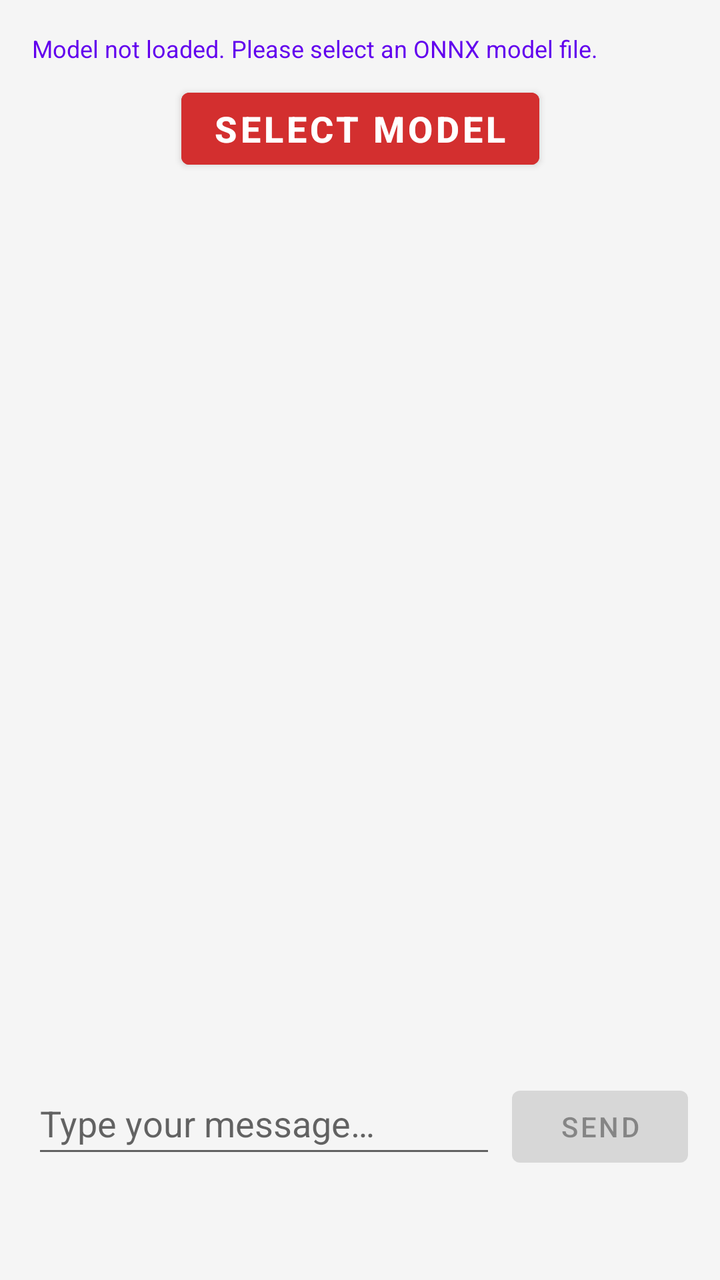
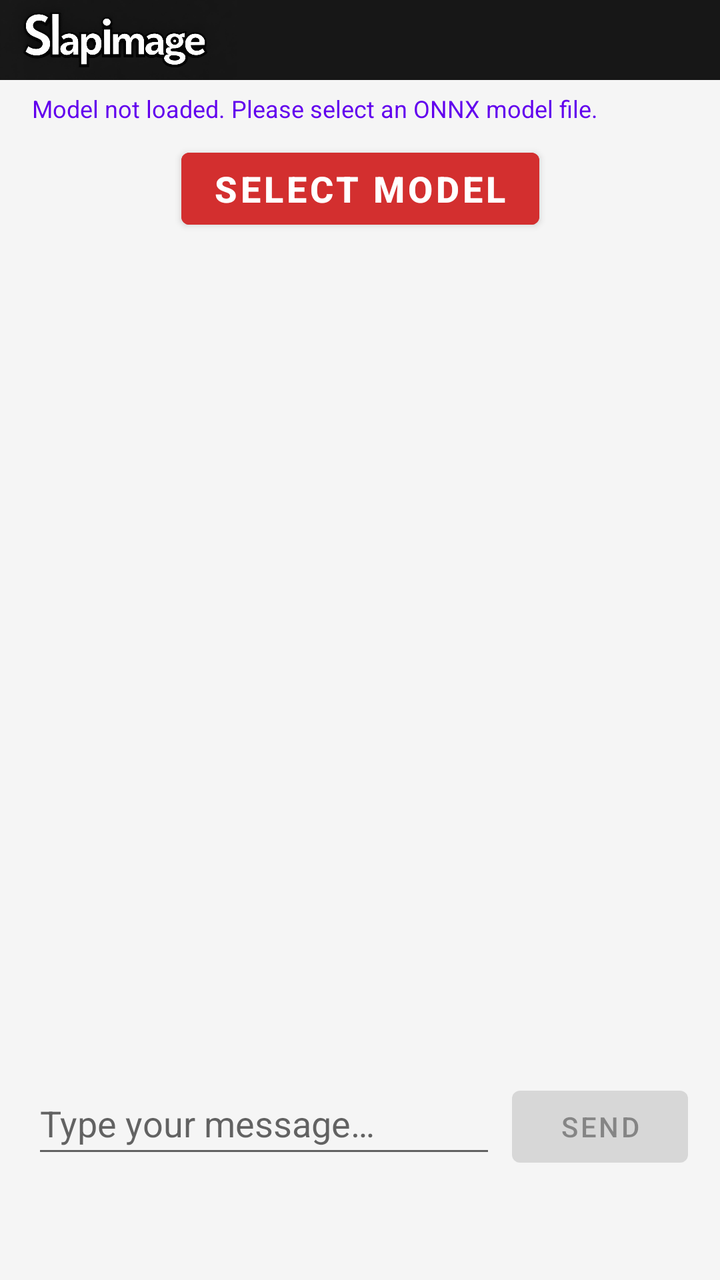

The first picture is an Android layout as it rendered before a commit; the second is the same layout after the commit. The layout source and the unified diff follow.
<!-- AndroidManifest.xml: application theme AppTheme -->
<!-- res/layout/fragment_chatbot.xml -->
<?xml version="1.0" encoding="utf-8"?>
<androidx.constraintlayout.widget.ConstraintLayout
    xmlns:android="http://schemas.android.com/apk/res/android"
    xmlns:app="http://schemas.android.com/apk/res-auto"
    xmlns:tools="http://schemas.android.com/tools"
    android:layout_width="match_parent"
    android:layout_height="match_parent"
    android:background="@color/background_color"
    tools:context=".fragments.ChatBotFragment">

    
    <TextView
        android:id="@+id/tvModelStatus"
        android:layout_width="0dp"
        android:layout_height="wrap_content"
        android:layout_marginStart="16dp"
        android:layout_marginTop="16dp"
        android:layout_marginEnd="16dp"
        android:text="@string/model_not_loaded"
        android:textColor="@color/model_status_text"
        android:textSize="12sp"
        app:layout_constraintEnd_toEndOf="parent"
        app:layout_constraintStart_toStartOf="parent"
        app:layout_constraintTop_toTopOf="parent" />

    
    <Button
        android:id="@+id/btnSelectModel"
        android:layout_width="wrap_content"
        android:layout_height="wrap_content"
        android:layout_marginTop="8dp"
        android:text="@string/select_model"
        android:textColor="@color/white"
        android:textStyle="bold"
        android:textSize="18sp"
        android:backgroundTint="@color/red"
        app:layout_constraintEnd_toEndOf="parent"
        app:layout_constraintStart_toStartOf="parent"
        app:layout_constraintTop_toBottomOf="@id/tvModelStatus" />

    
    <androidx.recyclerview.widget.RecyclerView
        android:id="@+id/rvChatMessages"
        android:layout_width="0dp"
        android:layout_height="0dp"
        android:layout_marginTop="8dp"
        android:layout_marginBottom="8dp"
        android:clipToPadding="false"
        android:paddingBottom="72dp"
        app:layout_constraintBottom_toTopOf="@id/llInputContainer"
        app:layout_constraintEnd_toEndOf="parent"
        app:layout_constraintStart_toStartOf="parent"
        app:layout_constraintTop_toBottomOf="@id/btnSelectModel" />

    
    <LinearLayout
        android:id="@+id/llInputContainer"
        android:layout_width="0dp"
        android:layout_height="wrap_content"
        android:layout_marginStart="16dp"
        android:layout_marginEnd="16dp"
        android:layout_marginBottom="56dp"
        android:orientation="horizontal"
        app:layout_constraintBottom_toBottomOf="parent"
        app:layout_constraintEnd_toEndOf="parent"
        app:layout_constraintStart_toStartOf="parent">

        
        <EditText
            android:id="@+id/etUserInput"
            android:layout_width="0dp"
            android:layout_height="wrap_content"
            android:layout_weight="1"
            android:hint="@string/type_your_message"
            android:inputType="textMultiLine"
            android:maxLines="3"
            android:minHeight="48dp" />

        
        <Button
            android:id="@+id/btnSend"
            android:layout_width="wrap_content"
            android:layout_height="48dp"
            android:layout_marginStart="8dp"
            android:enabled="false"
            android:text="@string/send" />
    </LinearLayout>

    
    <ProgressBar
        android:id="@+id/progressBar"
        android:layout_width="wrap_content"
        android:layout_height="wrap_content"
        android:visibility="gone"
        app:layout_constraintBottom_toBottomOf="parent"
        app:layout_constraintEnd_toEndOf="parent"
        app:layout_constraintStart_toStartOf="parent"
        app:layout_constraintTop_toTopOf="parent" />

</androidx.constraintlayout.widget.ConstraintLayout>
<!-- resources referenced by this layout -->
<resources>
  <color name="background_color">#FFF5F5F5</color>
  <color name="model_status_text">#FF6200EE</color>
  <color name="red">#D32F2F</color>
  <color name="white">#FFFFFFFF</color>
  <string name="model_not_loaded">Model not loaded. Please select an ONNX model file.</string>
  <string name="select_model">Select Model</string>
  <string name="send">Send</string>
  <string name="type_your_message">Type your message…</string>
  <style name="AppTheme" parent="Theme.MaterialComponents.Light.NoActionBar">
          
  
          <item name="colorPrimary">@color/white</item>   
          <item name="colorPrimaryVariant">@color/white</item>
          <item name="colorOnPrimary">@color/white</item>
          <item name="colorSecondary">@color/yellow</item>
          <item name="colorSecondaryVariant">@color/yellow</item>
          <item name="colorOnSecondary">@color/black</item>
          <item name="android:statusBarColor">@color/black</item>
          <item name="android:navigationBarColor">@color/black</item>
          <item name="android:windowActivityTransitions">true</item>
      </style>
  <color name="yellow">#FFFF00</color>
  <color name="black">#FF000000</color>
</resources>

<!-- the commit's change to res/layout/fragment_chatbot.xml (unified diff, before → after) -->
@@ -9,12 +9,34 @@
     tools:context=".fragments.ChatBotFragment">
 
     
+    <RelativeLayout
+        android:id="@+id/photoBarContainer"
+        android:layout_width="match_parent"
+        android:layout_height="40dp"
+        android:background="@color/slapimage_top_bar_black"
+        app:layout_constraintTop_toTopOf="parent"
+        app:layout_constraintStart_toStartOf="parent"
+        app:layout_constraintEnd_toEndOf="parent">
+
+        
+        <ImageView
+            android:id="@+id/photoBar"
+            android:layout_width="wrap_content"
+            android:layout_height="match_parent"
+            android:scaleType="fitStart"
+            android:adjustViewBounds="true"
+            android:layout_alignParentStart="true"
+            android:contentDescription="@string/top_bar"
+            android:src="@drawable/slapimage_bw_logo" />
+    </RelativeLayout>
+
+    
     <TextView
         android:id="@+id/tvModelStatus"
         android:layout_width="0dp"
         android:layout_height="wrap_content"
         android:layout_marginStart="16dp"
-        android:layout_marginTop="16dp"
+        android:layout_marginTop="46dp"
         android:layout_marginEnd="16dp"
         android:text="@string/model_not_loaded"
         android:textColor="@color/model_status_text"
<!-- resource entries referenced after the edit -->
@@ -3,10 +3,13 @@
   <color name="background_color">#FFF5F5F5</color>
   <color name="model_status_text">#FF6200EE</color>
   <color name="red">#D32F2F</color>
+  <color name="slapimage_top_bar_black">#171717</color>
   <color name="white">#FFFFFFFF</color>
+  <!-- drawable slapimage_bw_logo: png bitmap (drawable, 122364 bytes) -->
   <string name="model_not_loaded">Model not loaded. Please select an ONNX model file.</string>
   <string name="select_model">Select Model</string>
   <string name="send">Send</string>
+  <string name="top_bar">Top bar with SlapImage title</string>
   <string name="type_your_message">Type your message…</string>
   <style name="AppTheme" parent="Theme.MaterialComponents.Light.NoActionBar">
           
